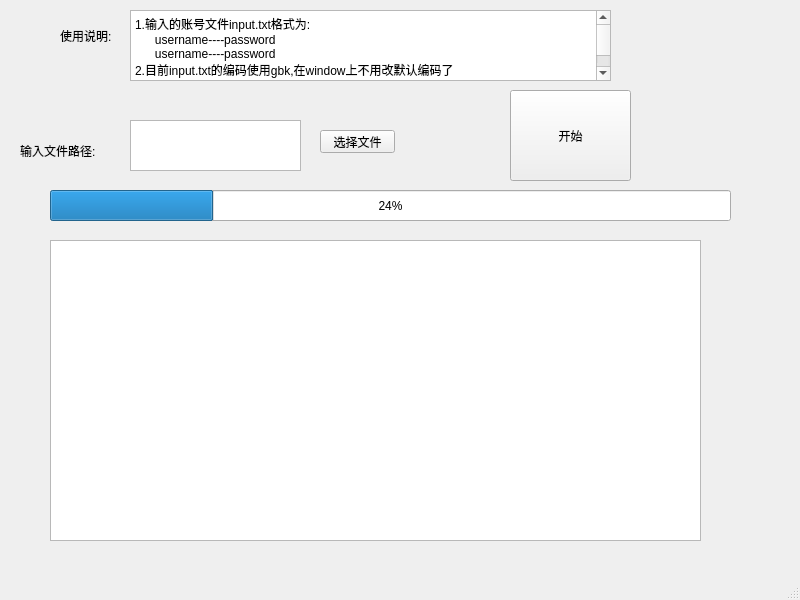
Qt form xiaomi/MainWindow.ui (wudizhangzhi/coding_for_life) before a commit.
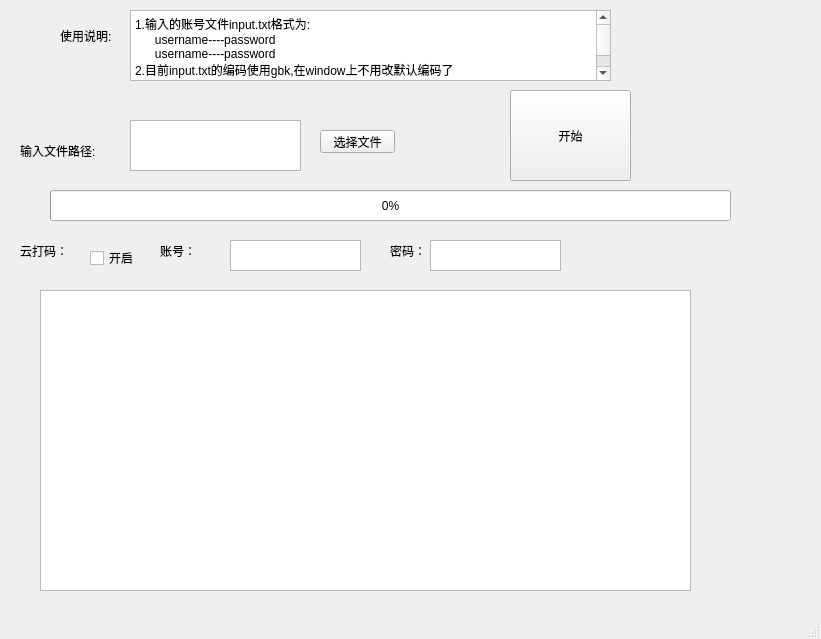
The same form after that commit.

What changed in the file:
```diff
--- a/xiaomi/MainWindow.ui
+++ b/xiaomi/MainWindow.ui
@@ -6,8 +6,8 @@
    <rect>
     <x>0</x>
     <y>0</y>
-    <width>800</width>
-    <height>600</height>
+    <width>821</width>
+    <height>639</height>
    </rect>
   </property>
   <property name="windowTitle">
@@ -53,8 +53,8 @@
    <widget class="QTextBrowser" name="textBrowser">
     <property name="geometry">
      <rect>
-      <x>50</x>
-      <y>240</y>
+      <x>40</x>
+      <y>290</y>
       <width>651</width>
       <height>301</height>
      </rect>
@@ -70,7 +70,7 @@
      </rect>
     </property>
     <property name="value">
-     <number>24</number>
+     <number>0</number>
     </property>
    </widget>
    <widget class="QPushButton" name="btn_select">
@@ -115,6 +115,78 @@
      <string>使用说明:</string>
     </property>
    </widget>
+   <widget class="QCheckBox" name="checkBox">
+    <property name="geometry">
+     <rect>
+      <x>90</x>
+      <y>250</y>
+      <width>51</width>
+      <height>16</height>
+     </rect>
+    </property>
+    <property name="text">
+     <string>开启</string>
+    </property>
+   </widget>
+   <widget class="QLabel" name="label_3">
+    <property name="geometry">
+     <rect>
+      <x>20</x>
+      <y>220</y>
+      <width>51</width>
+      <height>61</height>
+     </rect>
+    </property>
+    <property name="text">
+     <string>云打码：</string>
+    </property>
+   </widget>
+   <widget class="QTextEdit" name="textEdit_2">
+    <property name="geometry">
+     <rect>
+      <x>230</x>
+      <y>240</y>
+      <width>131</width>
+      <height>31</height>
+     </rect>
+    </property>
+   </widget>
+   <widget class="QTextEdit" name="textEdit_3">
+    <property name="geometry">
+     <rect>
+      <x>430</x>
+      <y>240</y>
+      <width>131</width>
+      <height>31</height>
+     </rect>
+    </property>
+   </widget>
+   <widget class="QLabel" name="label_4">
+    <property name="geometry">
+     <rect>
+      <x>160</x>
+      <y>220</y>
+      <width>51</width>
+      <height>61</height>
+     </rect>
+    </property>
+    <property name="text">
+     <string>账号：</string>
+    </property>
+   </widget>
+   <widget class="QLabel" name="label_5">
+    <property name="geometry">
+     <rect>
+      <x>390</x>
+      <y>220</y>
+      <width>51</width>
+      <height>61</height>
+     </rect>
+    </property>
+    <property name="text">
+     <string>密码：</string>
+    </property>
+   </widget>
   </widget>
   <widget class="QMenuBar" name="menubar">
    <property name="geometry">
```
Left out of the diff: 2 changed lines with no effect on the pictures.
